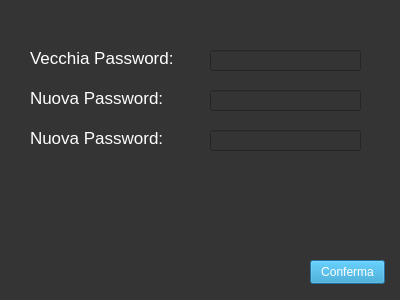
The window that Viste/Cliente/GUI/modifica_profilo.ui (GiulianiM/Noleggio) describes before a commit, drawn with Qt 5.
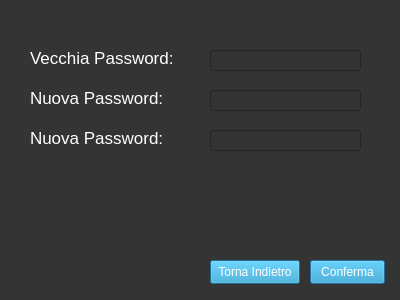
The same window after the commit.

Diff of the .ui file:
```diff
--- a/Viste/Cliente/GUI/modifica_profilo.ui
+++ b/Viste/Cliente/GUI/modifica_profilo.ui
@@ -150,6 +150,23 @@
     <string>Conferma</string>
    </property>
   </widget>
+  <widget class="QPushButton" name="back_button">
+   <property name="geometry">
+    <rect>
+     <x>210</x>
+     <y>260</y>
+     <width>90</width>
+     <height>24</height>
+    </rect>
+   </property>
+   <property name="styleSheet">
+    <string notr="true">font-size:20; color:white;background-color:rgb(38, 157, 206)
+</string>
+   </property>
+   <property name="text">
+    <string>Torna Indietro</string>
+   </property>
+  </widget>
  </widget>
  <resources/>
  <connections/>
```
